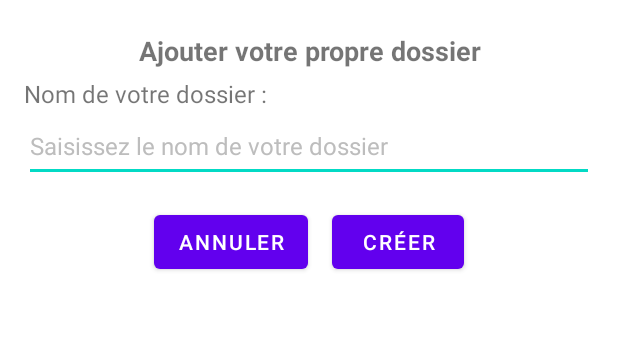
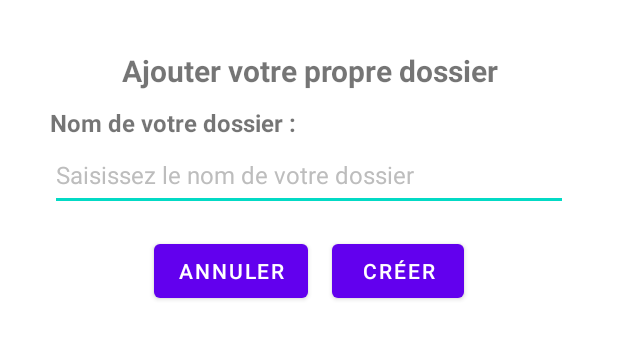
Before and after one commit to SoleneLct/dev_mobile_projet_libre_solene_mehedi_ayman, an Android app: the layout other_add_popup_folder.xml on its own in the app's theme, with its tools: preview values and no code run, on a phone screen of 412 x 824 dp. Shown: the top 339 px of the screen. Run offline under Robolectric (Android 15) with nearby library versions, the phone set to English and light mode, and no system bars.

Commit message:
popup + style

```diff
--- a/SAEApplication/app/src/main/res/layout/other_add_popup_folder.xml
+++ b/SAEApplication/app/src/main/res/layout/other_add_popup_folder.xml
@@ -6,6 +6,7 @@
     android:layout_width="match_parent"
     android:layout_height="wrap_content"
     android:layout_margin="16dp"
+    android:padding="17dp"
     android:orientation="vertical"
     tools:context=".Activity.Other.AddFolderDialog">
 
@@ -14,9 +15,9 @@
     android:layout_width="match_parent"
     android:layout_height="wrap_content"
     android:gravity="center"
-    android:layout_margin="5dp"
+    android:layout_marginBottom="10dp"
     android:text="Ajouter votre propre dossier"
-    android:textSize="18sp"
+    android:textSize="20sp"
     android:textStyle="bold" />
 
 <TextView
@@ -24,7 +25,8 @@
     android:layout_width="match_parent"
     android:layout_height="wrap_content"
     android:text="Nom de votre dossier :"
-    android:textSize="16sp" />
+    android:textSize="16sp"
+    android:textStyle="bold"/>
 
     <EditText
         android:id="@+id/folder_name_input"
```
Also changed, not shown: SAEApplication/app/src/main/res/layout/list_item_folder.xml (+18 -5 lines).
